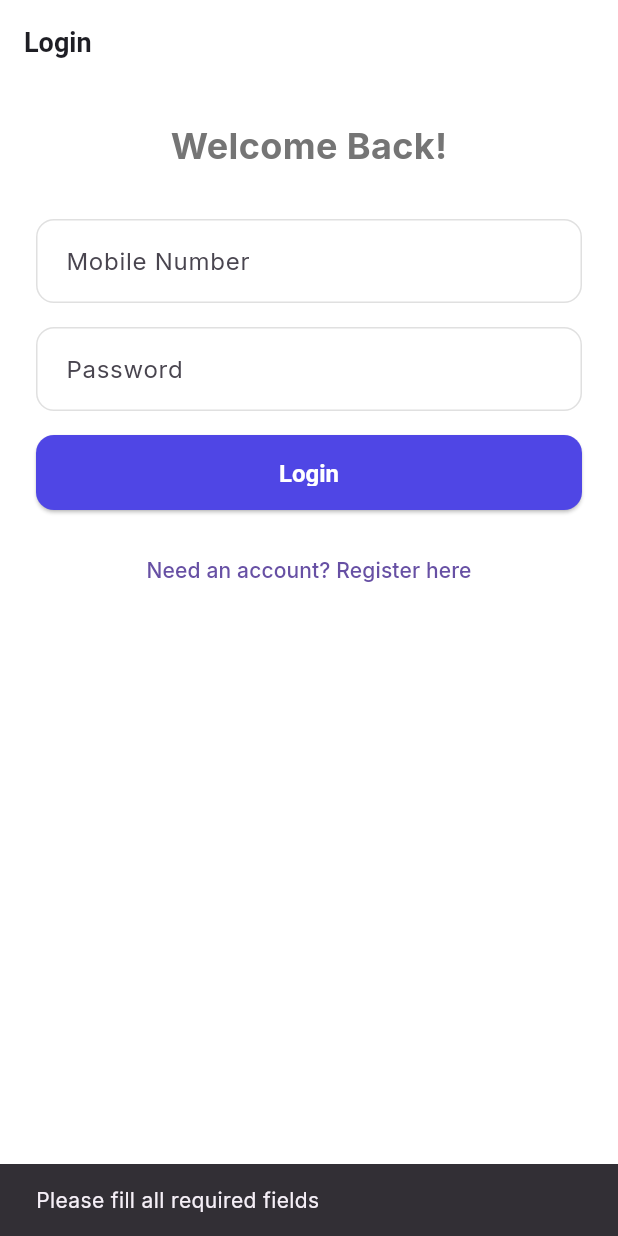
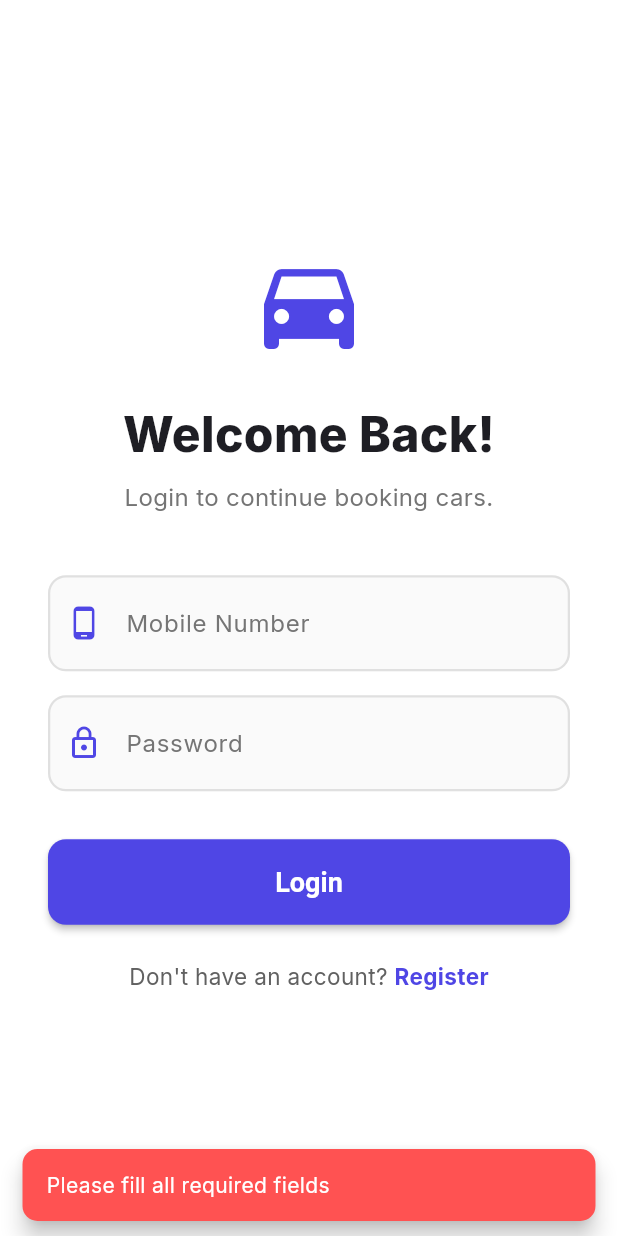
Before and after one commit to Thokalamukesh/Rental_cars, a Flutter app: the screen it shows after launch, after a tap on "Login", on a phone screen of 412 x 824 dp. Run offline on Flutter 3.47's test engine with Material 3 defaults, Android fonts, the phone set to English and light mode, and no system bars; our stand-ins replace flutter_riverpod, go_router, google_fonts, image_picker, supabase_flutter; accounts and stored records are empty.

Commit message:
Redesign auth screen UI for India and better UX

```diff
--- a/lib/presentation/auth/screens/auth_screen.dart
+++ b/lib/presentation/auth/screens/auth_screen.dart
@@ -25,7 +25,7 @@ class _AuthScreenState extends State<AuthScreen> {
     final password = _passwordController.text.trim();
 
     if (number.isEmpty || password.isEmpty) {
-      ScaffoldMessenger.of(context).showSnackBar(const SnackBar(content: Text('Please fill all required fields')));
+      _showError('Please fill all required fields');
       return;
     }
 
@@ -34,11 +34,11 @@ class _AuthScreenState extends State<AuthScreen> {
       final confirmPassword = _confirmPasswordController.text.trim();
 
       if (name.isEmpty) {
-        ScaffoldMessenger.of(context).showSnackBar(const SnackBar(content: Text('Please enter your full name')));
+        _showError('Please enter your full name');
         return;
       }
       if (password != confirmPassword) {
-        ScaffoldMessenger.of(context).showSnackBar(const SnackBar(content: Text('Passwords do not match')));
+        _showError('Passwords do not match');
         return;
       }
     }
@@ -46,101 +46,213 @@ class _AuthScreenState extends State<AuthScreen> {
     setState(() => _isLoading = true);
 
     try {
-      // Create a virtual email using the phone number
+      // Use virtual email for phone auth
       final virtualEmail = '$number@drivenow.app';
 
       if (_isLogin) {
         await supabase.auth.signInWithPassword(email: virtualEmail, password: password);
       } else {
-        // Register user
         final authResponse = await supabase.auth.signUp(email: virtualEmail, password: password);
-
-        // Wait briefly for triggers to complete if necessary, then update the custom fields
         if (authResponse.user != null) {
           await supabase.from('users').update({
-            'shop_name': _nameController.text.trim(), // Use shop_name column to store Full Name for customers
-            'mobile_number': number
+            'shop_name': _nameController.text.trim(),
+            'mobile_number': '+91$number'
           }).eq('id', authResponse.user!.id);
         }
       }
 
       if (mounted) context.go('/');
     } catch (e) {
-      ScaffoldMessenger.of(context).showSnackBar(SnackBar(content: Text('Auth Error: $e'), backgroundColor: Colors.red));
+      _showError('Invalid credentials. Please try again.');
     } finally {
       if (mounted) setState(() => _isLoading = false);
     }
+  }
+
+  void _showError(String message) {
+    ScaffoldMessenger.of(context).showSnackBar(
+      SnackBar(
+        content: Text(message, style: const TextStyle(color: Colors.white)),
+        backgroundColor: Colors.redAccent,
+        behavior: SnackBarBehavior.floating,
+        shape: RoundedRectangleBorder(borderRadius: BorderRadius.circular(10)),
+      )
+    );
   }
 
   @override
   Widget build(BuildContext context) {
     return Scaffold(
       backgroundColor: Colors.white,
-      appBar: AppBar(title: Text(_isLogin ? 'Login' : 'Register'), elevation: 0),
-      body: SingleChildScrollView(
-        child: Padding(
-          padding: const EdgeInsets.all(24.0),
+      body: SafeArea(
+        child: Center(
+          child: SingleChildScrollView(
+            padding: const EdgeInsets.symmetric(horizontal: 32.0, vertical: 24.0),
             child: Column(
               mainAxisAlignment: MainAxisAlignment.center,
+              crossAxisAlignment: CrossAxisAlignment.stretch,
               children: [
+                // Logo or Icon
+                const Icon(
+                  Icons.directions_car,
+                  size: 80,
+                  color: Color(0xFF4F46E5), // Indigo
+                ),
+                const SizedBox(height: 24),
+
+                // Welcome Text
                 Text(
-                _isLogin ? 'Welcome Back!' : 'Create an Account',
-                style: const TextStyle(fontSize: 24, fontWeight: FontWeight.bold),
+                  _isLogin ? 'Welcome Back!' : 'Create Account',
+                  textAlign: TextAlign.center,
+                  style: const TextStyle(
+                    fontSize: 32,
+                    fontWeight: FontWeight.w800,
+                    color: Color(0xFF1E1E24),
                   ),
-              const SizedBox(height: 32),
+                ),
+                const SizedBox(height: 8),
+                Text(
+                  _isLogin ? 'Login to continue booking cars.' : 'Join us to start your journey.',
+                  textAlign: TextAlign.center,
+                  style: TextStyle(
+                    fontSize: 16,
+                    color: Colors.grey[600],
+                  ),
+                ),
+                const SizedBox(height: 40),
 
+                // Input Fields
                 if (!_isLogin) ...[
-                TextField(
+                  _buildTextField(
                     controller: _nameController,
-                  decoration: const InputDecoration(labelText: 'Full Name', border: OutlineInputBorder()),
+                    label: 'Full Name',
+                    icon: Icons.person_outline,
                   ),
                   const SizedBox(height: 16),
                 ],
 
-              TextField(
+                _buildTextField(
                   controller: _numberController,
-                decoration: const InputDecoration(labelText: 'Mobile Number', border: OutlineInputBorder(), prefixText: '+1 '),
+                  label: 'Mobile Number',
+                  icon: Icons.phone_android,
                   keyboardType: TextInputType.phone,
+                  prefixText: '+91  ',
                 ),
                 const SizedBox(height: 16),
 
-              TextField(
+                _buildTextField(
                   controller: _passwordController,
-                decoration: const InputDecoration(labelText: 'Password', border: OutlineInputBorder()),
+                  label: 'Password',
+                  icon: Icons.lock_outline,
                   obscureText: true,
                 ),
-              const SizedBox(height: 16),
 
                 if (!_isLogin) ...[
-                TextField(
+                  const SizedBox(height: 16),
+                  _buildTextField(
                     controller: _confirmPasswordController,
-                  decoration: const InputDecoration(labelText: 'Confirm Password', border: OutlineInputBorder()),
+                    label: 'Confirm Password',
+                    icon: Icons.lock_outline,
                     obscureText: true,
                   ),
-                const SizedBox(height: 24),
                 ],
 
-              SizedBox(
-                width: double.infinity,
-                height: 50,
-                child: ElevatedButton(
+                const SizedBox(height: 32),
+
+                // Submit Button
+                ElevatedButton(
                   onPressed: _isLoading ? null : _submit,
-                  style: ElevatedButton.styleFrom(backgroundColor: const Color(0xFF4F46E5)),
-                  child: _isLoading
-                      ? const CircularProgressIndicator(color: Colors.white)
-                      : Text(_isLogin ? 'Login' : 'Register', style: const TextStyle(color: Colors.white, fontWeight: FontWeight.bold, fontSize: 16)),
+                  style: ElevatedButton.styleFrom(
+                    backgroundColor: const Color(0xFF4F46E5), // Indigo Primary
+                    foregroundColor: Colors.white,
+                    padding: const EdgeInsets.symmetric(vertical: 18),
+                    elevation: 2,
+                    shape: RoundedRectangleBorder(
+                      borderRadius: BorderRadius.circular(12),
                     ),
                   ),
-              const SizedBox(height: 16),
+                  child: _isLoading
+                      ? const SizedBox(
+                          height: 24,
+                          width: 24,
+                          child: CircularProgressIndicator(color: Colors.white, strokeWidth: 3),
+                        )
+                      : Text(
+                          _isLogin ? 'Login' : 'Register',
+                          style: const TextStyle(fontSize: 18, fontWeight: FontWeight.bold)
+                        ),
+                ),
 
-              TextButton(
-                onPressed: () => setState(() => _isLogin = !_isLogin),
-                child: Text(_isLogin ? 'Need an account? Register here' : 'Already have an account? Login here'),
-              )
+                const SizedBox(height: 24),
+
+                // Toggle Login / Register
+                Row(
+                  mainAxisAlignment: MainAxisAlignment.center,
+                  children: [
+                    Text(
+                      _isLogin ? "Don't have an account? " : "Already have an account? ",
+                      style: TextStyle(color: Colors.grey[700], fontSize: 15),
+                    ),
+                    GestureDetector(
+                      onTap: () {
+                        setState(() {
+                          _isLogin = !_isLogin;
+                          // Clear fields when switching
+                          _nameController.clear();
+                          _passwordController.clear();
+                          _confirmPasswordController.clear();
+                        });
+                      },
+                      child: Text(
+                        _isLogin ? 'Register' : 'Login',
+                        style: const TextStyle(
+                          color: Color(0xFF4F46E5),
+                          fontWeight: FontWeight.bold,
+                          fontSize: 15,
+                        ),
+                      ),
+                    ),
                   ],
+                ),
+              ],
+            ),
           ),
         ),
       ),
     );
   }
+
+  Widget _buildTextField({
+    required TextEditingController controller,
+    required String label,
+    required IconData icon,
+    bool obscureText = false,
+    TextInputType? keyboardType,
+    String? prefixText,
+  }) {
+    return TextField(
+      controller: controller,
+      obscureText: obscureText,
+      keyboardType: keyboardType,
+      style: const TextStyle(fontSize: 16, fontWeight: FontWeight.w500),
+      decoration: InputDecoration(
+        labelText: label,
+        labelStyle: TextStyle(color: Colors.grey[600]),
+        prefixIcon: Icon(icon, color: const Color(0xFF4F46E5)),
+        prefixText: prefixText,
+        prefixStyle: const TextStyle(color: Colors.black, fontWeight: FontWeight.bold, fontSize: 16),
+        filled: true,
+        fillColor: Colors.grey[50],
+        contentPadding: const EdgeInsets.symmetric(vertical: 20),
+        enabledBorder: OutlineInputBorder(
+          borderRadius: BorderRadius.circular(12),
+          borderSide: BorderSide(color: Colors.grey[300]!, width: 1.5),
+        ),
+        focusedBorder: OutlineInputBorder(
+          borderRadius: BorderRadius.circular(12),
+          borderSide: const BorderSide(color: Color(0xFF4F46E5), width: 2),
+        ),
+      ),
+    );
   }
+}
```
Lines whose indentation alone changed are shown as unchanged.
